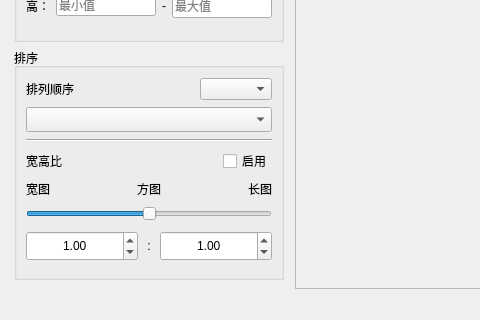
First picture: the form in src/ui/main_window.ui, repository R4nd5tr/waifu_gallery, before the edit; both pictures show x 0 to 480 and y 451 to 771 of the 1098 by 771 pixel window.
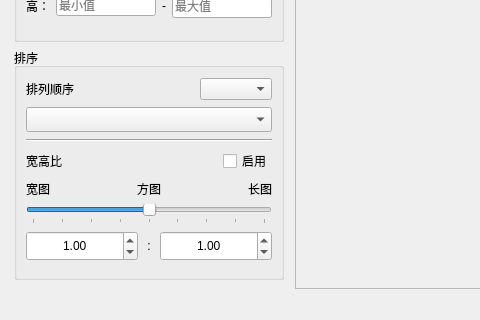
Second picture: the form after the edit. Icons and pictures are not drawn.

```diff
--- a/src/ui/main_window.ui
+++ b/src/ui/main_window.ui
@@ -773,10 +773,10 @@
                 <bool>false</bool>
                </property>
                <property name="tickPosition">
-                <enum>QSlider::TickPosition::NoTicks</enum>
+                <enum>QSlider::TickPosition::TicksBelow</enum>
                </property>
                <property name="tickInterval">
-                <number>0</number>
+                <number>10</number>
                </property>
               </widget>
              </item>
```
Left out of the diff: 9 changed lines with no effect on the pictures.
